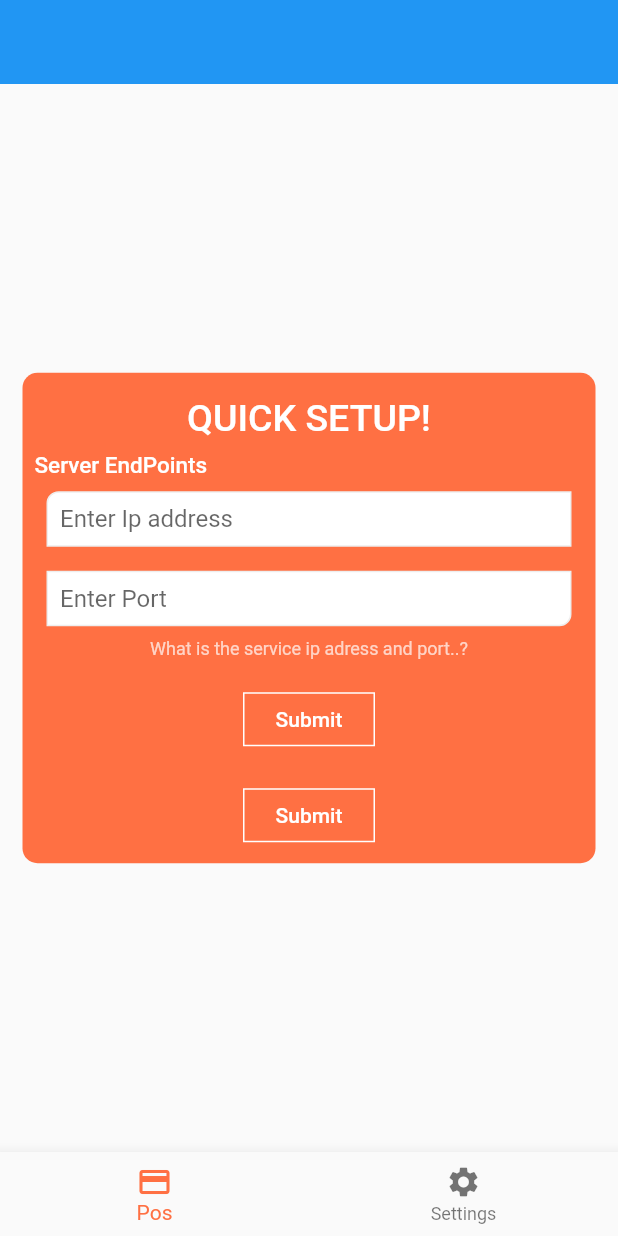
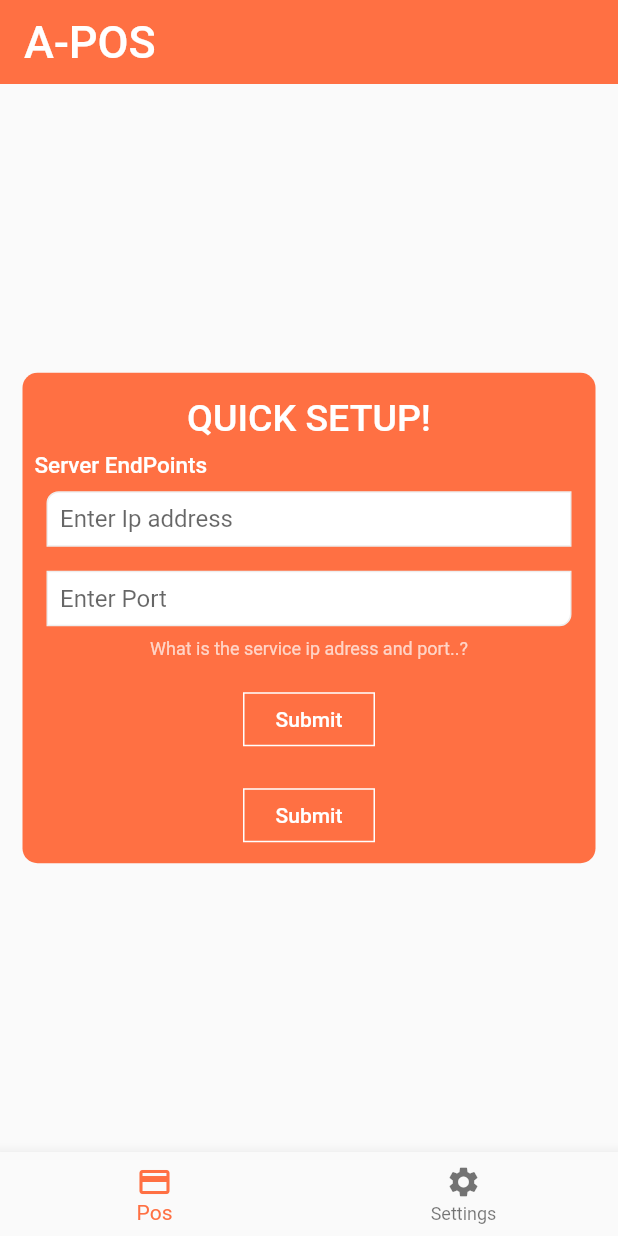
Before and after one commit to pranavkapoorr/I-Pos, a Flutter app: the screen it shows after launch, on a phone screen of 412 x 824 dp. Run offline on Flutter 3.47's test engine with Material 2 defaults, Android fonts, the phone set to English and light mode, and no system bars; our stand-ins replace shared_preferences.

Commit message:
appbar colors fixed

```diff
--- a/lib/views/mpos_home.dart
+++ b/lib/views/mpos_home.dart
@@ -52,8 +52,9 @@ class _MposHomeState extends State<MposHome>{
   Widget build(BuildContext context) {
     return new Scaffold(
         appBar: new AppBar(
+          backgroundColor: Colors.deepOrange.shade400,
           elevation: 0.0,
-        title: new Text("A-POS",style: new TextStyle(fontSize:30.0,color: Theme.of(context).accentColor),),),
+        title: new Text("A-POS",style: new TextStyle(fontSize:30.0,color: Colors.white),),),
       body: (sIp != null && sPort != null)?_children[_currentIndex]:setUp(),
       bottomNavigationBar: BottomNavigationBar(onTap: onTabTapped,
         currentIndex: _currentIndex,
```
